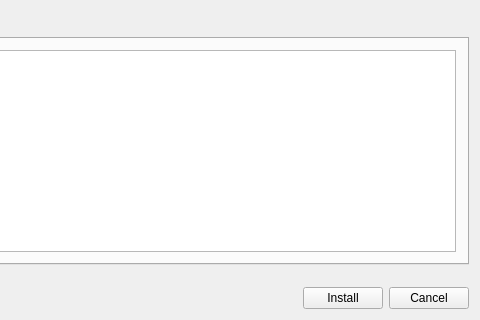
Above: data/GDebiKDEDialog.ui from mvo5/gdebi before the change; both pictures show x 294 to 774 and y 99 to 419 of the 774 by 419 pixel window. Below: the same form after it.
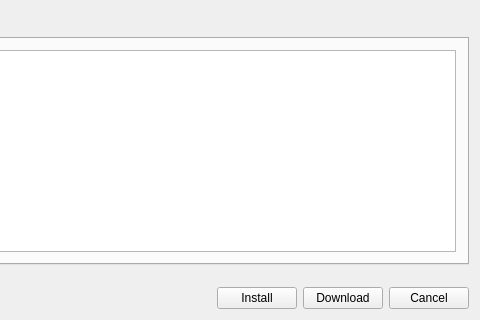
That is the form after the change.

Commit message: Allow download and installation of packages available in remote repositories

Patch:
```diff
--- a/data/GDebiKDEDialog.ui
+++ b/data/GDebiKDEDialog.ui
@@ -503,6 +503,13 @@
        </property>
       </widget>
      </item>
+     <item>
+      <widget class="QPushButton" name="downloadButton" >
+       <property name="text" >
+        <string>Download</string>
+       </property>
+      </widget>
+     </item>
      <item>
       <widget class="QPushButton" name="cancelButton" >
        <property name="text" >
```
The commit also changes 6 other files.
